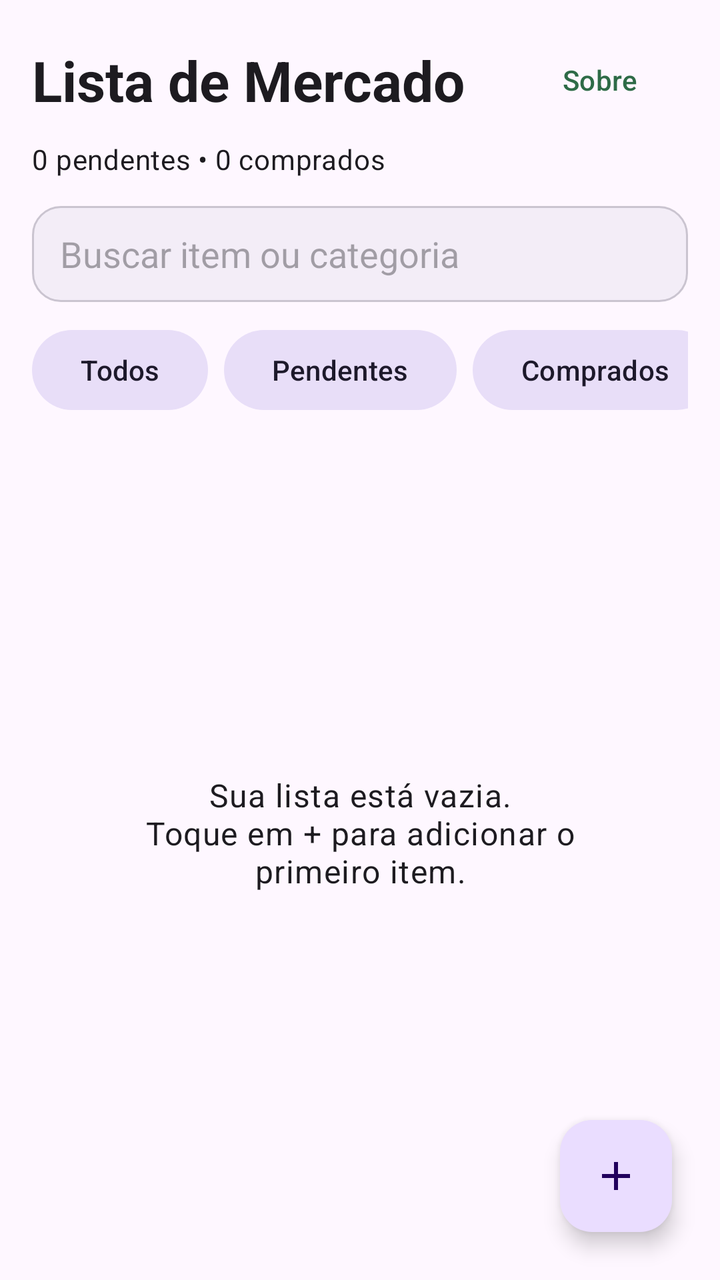
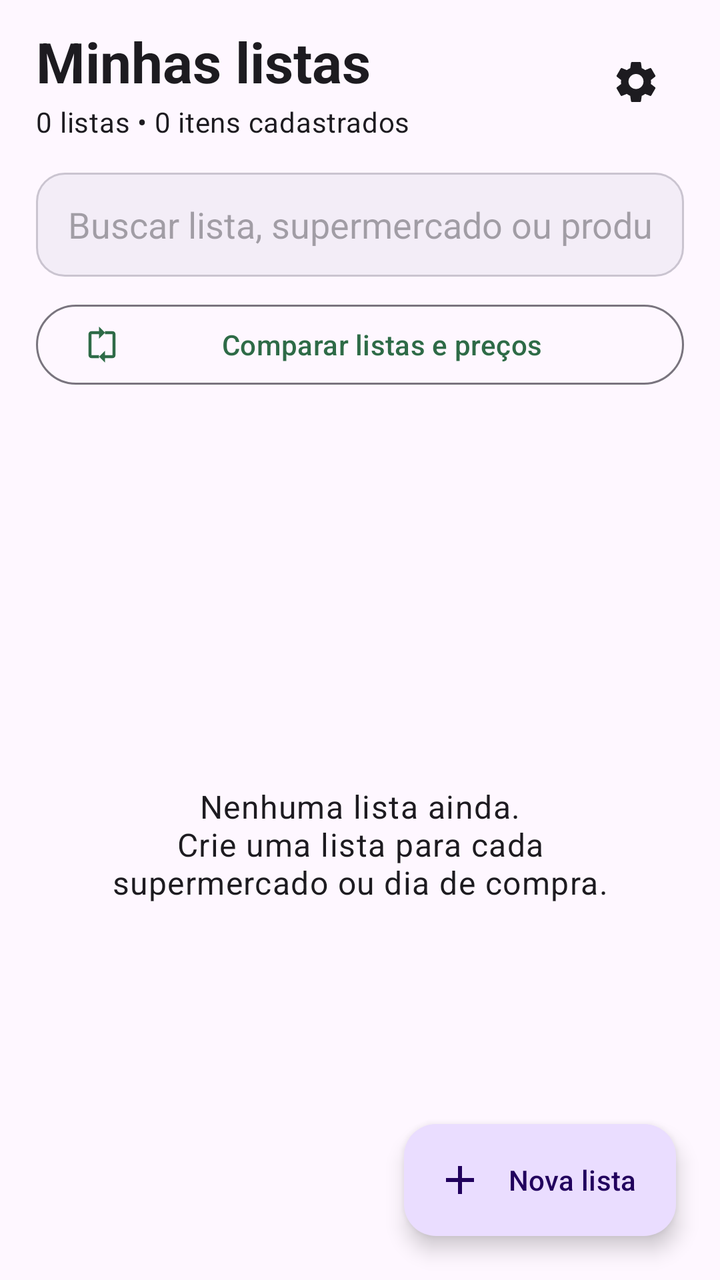

The first picture is an Android layout as it rendered before a commit; the second is the same layout after the commit. The layout source and the unified diff follow.
<!-- AndroidManifest.xml: application theme Theme.ListaMercado -->
<!-- res/layout/activity_main.xml -->
<?xml version="1.0" encoding="utf-8"?>
<androidx.coordinatorlayout.widget.CoordinatorLayout xmlns:android="http://schemas.android.com/apk/res/android"
    xmlns:app="http://schemas.android.com/apk/res-auto"
    android:layout_width="match_parent"
    android:layout_height="match_parent"
    android:background="?attr/colorSurface">

    <LinearLayout
        android:layout_width="match_parent"
        android:layout_height="match_parent"
        android:orientation="vertical"
        android:padding="16dp">

        <LinearLayout
            android:layout_width="match_parent"
            android:layout_height="wrap_content"
            android:gravity="center_vertical"
            android:orientation="horizontal">

            <TextView
                android:layout_width="0dp"
                android:layout_height="wrap_content"
                android:layout_weight="1"
                android:text="Lista de Mercado"
                android:textAppearance="@style/TextAppearance.Material3.HeadlineMedium"
                android:textStyle="bold" />

            <com.google.android.material.button.MaterialButton
                android:id="@+id/buttonAbout"
                style="@style/Widget.Material3.Button.TextButton"
                android:layout_width="wrap_content"
                android:layout_height="wrap_content"
                android:text="Sobre" />
        </LinearLayout>

        <TextView
            android:id="@+id/textSummary"
            android:layout_width="match_parent"
            android:layout_height="wrap_content"
            android:layout_marginTop="6dp"
            android:text="0 pendentes • 0 comprados"
            android:textAppearance="@style/TextAppearance.Material3.BodyMedium" />

        <EditText
            android:id="@+id/inputSearch"
            android:layout_width="match_parent"
            android:layout_height="48dp"
            android:layout_marginTop="14dp"
            android:background="@drawable/bg_input"
            android:hint="Buscar item ou categoria"
            android:imeOptions="actionDone"
            android:inputType="text"
            android:paddingHorizontal="14dp"
            android:singleLine="true" />

        <HorizontalScrollView
            android:layout_width="match_parent"
            android:layout_height="wrap_content"
            android:layout_marginTop="10dp"
            android:scrollbars="none">

            <LinearLayout
                android:layout_width="wrap_content"
                android:layout_height="wrap_content"
                android:orientation="horizontal">

                <com.google.android.material.button.MaterialButton
                    android:id="@+id/buttonAll"
                    style="@style/Widget.Material3.Button.TonalButton"
                    android:layout_width="wrap_content"
                    android:layout_height="wrap_content"
                    android:text="Todos" />

                <com.google.android.material.button.MaterialButton
                    android:id="@+id/buttonPending"
                    style="@style/Widget.Material3.Button.TonalButton"
                    android:layout_width="wrap_content"
                    android:layout_height="wrap_content"
                    android:layout_marginStart="8dp"
                    android:text="Pendentes" />

                <com.google.android.material.button.MaterialButton
                    android:id="@+id/buttonPurchased"
                    style="@style/Widget.Material3.Button.TonalButton"
                    android:layout_width="wrap_content"
                    android:layout_height="wrap_content"
                    android:layout_marginStart="8dp"
                    android:text="Comprados" />

                <com.google.android.material.button.MaterialButton
                    android:id="@+id/buttonClearPurchased"
                    style="@style/Widget.Material3.Button.TextButton"
                    android:layout_width="wrap_content"
                    android:layout_height="wrap_content"
                    android:layout_marginStart="8dp"
                    android:text="Limpar comprados" />
            </LinearLayout>
        </HorizontalScrollView>

        <FrameLayout
            android:layout_width="match_parent"
            android:layout_height="0dp"
            android:layout_weight="1">

            <androidx.recyclerview.widget.RecyclerView
                android:id="@+id/recyclerItems"
                android:layout_width="match_parent"
                android:layout_height="match_parent"
                android:clipToPadding="false"
                android:paddingBottom="88dp" />

            <TextView
                android:id="@+id/textEmpty"
                android:layout_width="match_parent"
                android:layout_height="wrap_content"
                android:layout_gravity="center"
                android:gravity="center"
                android:padding="32dp"
                android:text="Sua lista está vazia.\nToque em + para adicionar o primeiro item."
                android:textAppearance="@style/TextAppearance.Material3.BodyLarge" />
        </FrameLayout>
    </LinearLayout>

    <com.google.android.material.floatingactionbutton.FloatingActionButton
        android:id="@+id/fabAdd"
        android:layout_width="wrap_content"
        android:layout_height="wrap_content"
        android:layout_gravity="bottom|end"
        android:layout_margin="24dp"
        android:contentDescription="Adicionar item"
        app:srcCompat="@drawable/ic_add" />

</androidx.coordinatorlayout.widget.CoordinatorLayout>
<!-- resources referenced by this layout -->
<resources>
  <!-- drawable bg_input (drawable) -->
  <?xml version="1.0" encoding="utf-8"?>
  <shape xmlns:android="http://schemas.android.com/apk/res/android" android:shape="rectangle">
      <solid android:color="?attr/colorSurfaceContainer" />
      <corners android:radius="14dp" />
      <stroke android:width="1dp" android:color="?attr/colorOutlineVariant" />
  </shape>
  <!-- drawable ic_add (drawable) -->
  <vector xmlns:android="http://schemas.android.com/apk/res/android" android:width="24dp" android:height="24dp" android:viewportWidth="24" android:viewportHeight="24">
      <path android:fillColor="@android:color/white" android:pathData="M19,13h-6v6h-2v-6H5v-2h6V5h2v6h6v2z" />
  </vector>
  <style name="Theme.ListaMercado" parent="Theme.Material3.DayNight.NoActionBar">
          <item name="colorPrimary">@color/seed</item>
          <item name="android:navigationBarColor">?attr/colorSurface</item>
          <item name="android:statusBarColor">?attr/colorSurface</item>
          <item name="android:windowLightStatusBar" tools:targetApi="m">true</item>
      </style>
  <color name="seed">#2E6B47</color>
</resources>

<!-- the commit's change to res/layout/activity_main.xml (unified diff, before → after) -->
@@ -9,7 +9,9 @@
         android:layout_width="match_parent"
         android:layout_height="match_parent"
         android:orientation="vertical"
-        android:padding="16dp">
+        android:paddingStart="18dp"
+        android:paddingTop="12dp"
+        android:paddingEnd="18dp">
 
         <LinearLayout
             android:layout_width="match_parent"
@@ -17,117 +19,92 @@
             android:gravity="center_vertical"
             android:orientation="horizontal">
 
-            <TextView
+            <LinearLayout
                 android:layout_width="0dp"
                 android:layout_height="wrap_content"
                 android:layout_weight="1"
-                android:text="Lista de Mercado"
-                android:textAppearance="@style/TextAppearance.Material3.HeadlineMedium"
-                android:textStyle="bold" />
+                android:orientation="vertical">
 
-            <com.google.android.material.button.MaterialButton
-                android:id="@+id/buttonAbout"
-                style="@style/Widget.Material3.Button.TextButton"
-                android:layout_width="wrap_content"
-                android:layout_height="wrap_content"
-                android:text="Sobre" />
+                <TextView
+                    android:layout_width="match_parent"
+                    android:layout_height="wrap_content"
+                    android:text="Minhas listas"
+                    android:textAppearance="@style/TextAppearance.Material3.HeadlineMedium"
+                    android:textStyle="bold" />
+
+                <TextView
+                    android:id="@+id/textHomeSummary"
+                    android:layout_width="match_parent"
+                    android:layout_height="wrap_content"
+                    android:layout_marginTop="2dp"
+                    android:text="0 listas • 0 itens cadastrados"
+                    android:textAppearance="@style/TextAppearance.Material3.BodyMedium" />
+            </LinearLayout>
+
+            <ImageButton
+                android:id="@+id/buttonSettings"
+                android:layout_width="48dp"
+                android:layout_height="48dp"
+                android:background="?attr/selectableItemBackgroundBorderless"
+                android:contentDescription="Configurações"
+                android:padding="12dp"
+                android:src="@drawable/ic_settings" />
         </LinearLayout>
 
-        <TextView
-            android:id="@+id/textSummary"
+        <EditText
+            android:id="@+id/inputSearchLists"
             android:layout_width="match_parent"
-            android:layout_height="wrap_content"
-            android:layout_marginTop="6dp"
-            android:text="0 pendentes • 0 comprados"
-            android:textAppearance="@style/TextAppearance.Material3.BodyMedium" />
-
-        <EditText
-            android:id="@+id/inputSearch"
-            android:layout_width="match_parent"
-            android:layout_height="48dp"
-            android:layout_marginTop="14dp"
+            android:layout_height="52dp"
+            android:layout_marginTop="16dp"
             android:background="@drawable/bg_input"
-            android:hint="Buscar item ou categoria"
+            android:hint="Buscar lista, supermercado ou produto"
             android:imeOptions="actionDone"
             android:inputType="text"
-            android:paddingHorizontal="14dp"
+            android:paddingHorizontal="16dp"
             android:singleLine="true" />
 
-        <HorizontalScrollView
+        <com.google.android.material.button.MaterialButton
+            android:id="@+id/buttonCompare"
+            style="@style/Widget.Material3.Button.OutlinedButton"
             android:layout_width="match_parent"
             android:layout_height="wrap_content"
             android:layout_marginTop="10dp"
-            android:scrollbars="none">
-
-            <LinearLayout
-                android:layout_width="wrap_content"
-                android:layout_height="wrap_content"
-                android:orientation="horizontal">
-
-                <com.google.android.material.button.MaterialButton
-                    android:id="@+id/buttonAll"
-                    style="@style/Widget.Material3.Button.TonalButton"
-                    android:layout_width="wrap_content"
-                    android:layout_height="wrap_content"
-                    android:text="Todos" />
-
-                <com.google.android.material.button.MaterialButton
-                    android:id="@+id/buttonPending"
-                    style="@style/Widget.Material3.Button.TonalButton"
-                    android:layout_width="wrap_content"
-                    android:layout_height="wrap_content"
-                    android:layout_marginStart="8dp"
-                    android:text="Pendentes" />
-
-                <com.google.android.material.button.MaterialButton
-                    android:id="@+id/buttonPurchased"
-                    style="@style/Widget.Material3.Button.TonalButton"
-                    android:layout_width="wrap_content"
-                    android:layout_height="wrap_content"
-                    android:layout_marginStart="8dp"
-                    android:text="Comprados" />
-
-                <com.google.android.material.button.MaterialButton
-                    android:id="@+id/buttonClearPurchased"
-                    style="@style/Widget.Material3.Button.TextButton"
-                    android:layout_width="wrap_content"
-                    android:layout_height="wrap_content"
-                    android:layout_marginStart="8dp"
-                    android:text="Limpar comprados" />
-            </LinearLayout>
-        </HorizontalScrollView>
+            android:text="Comparar listas e preços"
+            app:icon="@drawable/ic_compare" />
 
         <FrameLayout
             android:layout_width="match_parent"
             android:layout_height="0dp"
-            android:layout_weight="1">
+            android:layout_weight="1"
+            android:layout_marginTop="8dp">
 
             <androidx.recyclerview.widget.RecyclerView
-                android:id="@+id/recyclerItems"
+                android:id="@+id/recyclerLists"
                 android:layout_width="match_parent"
                 android:layout_height="match_parent"
                 android:clipToPadding="false"
-                android:paddingBottom="88dp" />
+                android:paddingBottom="96dp" />
 
             <TextView
-                android:id="@+id/textEmpty"
+                android:id="@+id/textEmptyLists"
                 android:layout_width="match_parent"
                 android:layout_height="wrap_content"
                 android:layout_gravity="center"
                 android:gravity="center"
                 android:padding="32dp"
-                android:text="Sua lista está vazia.\nToque em + para adicionar o primeiro item."
+                android:text="Nenhuma lista ainda.\nCrie uma lista para cada supermercado ou dia de compra."
                 android:textAppearance="@style/TextAppearance.Material3.BodyLarge" />
         </FrameLayout>
     </LinearLayout>
 
-    <com.google.android.material.floatingactionbutton.FloatingActionButton
-        android:id="@+id/fabAdd"
+    <com.google.android.material.floatingactionbutton.ExtendedFloatingActionButton
+        android:id="@+id/fabNewList"
         android:layout_width="wrap_content"
         android:layout_height="wrap_content"
         android:layout_gravity="bottom|end"
-        android:layout_margin="24dp"
-        android:contentDescription="Adicionar item"
-        app:srcCompat="@drawable/ic_add" />
+        android:layout_margin="22dp"
+        android:contentDescription="Criar nova lista"
+        android:text="Nova lista"
+        app:icon="@drawable/ic_add" />
 
 </androidx.coordinatorlayout.widget.CoordinatorLayout>
<!-- resource entries referenced after the edit -->
@@ -11,6 +11,14 @@
   <vector xmlns:android="http://schemas.android.com/apk/res/android" android:width="24dp" android:height="24dp" android:viewportWidth="24" android:viewportHeight="24">
       <path android:fillColor="@android:color/white" android:pathData="M19,13h-6v6h-2v-6H5v-2h6V5h2v6h6v2z" />
   </vector>
+  <!-- drawable ic_compare (drawable) -->
+  <vector xmlns:android="http://schemas.android.com/apk/res/android" android:width="24dp" android:height="24dp" android:viewportWidth="24" android:viewportHeight="24">
+      <path android:fillColor="?attr/colorOnSurface" android:pathData="M10,3H5c-1.1,0 -2,0.9 -2,2v14c0,1.1 0.9,2 2,2h5v-2H5V5h5v3l4,-4 -4,-4v3zM19,3h-5v2h5v14h-5v-3l-4,4 4,4v-3h5c1.1,0 2,-0.9 2,-2V5c0,-1.1 -0.9,-2 -2,-2z" />
+  </vector>
+  <!-- drawable ic_settings (drawable) -->
+  <vector xmlns:android="http://schemas.android.com/apk/res/android" android:width="24dp" android:height="24dp" android:viewportWidth="24" android:viewportHeight="24">
+      <path android:fillColor="?attr/colorOnSurface" android:pathData="M19.43,12.98c0.04,-0.32 0.07,-0.65 0.07,-0.98s-0.02,-0.66 -0.07,-0.98l2.11,-1.65c0.19,-0.15 0.24,-0.42 0.12,-0.64l-2,-3.46c-0.12,-0.22 -0.37,-0.31 -0.6,-0.22l-2.49,1c-0.52,-0.4 -1.08,-0.73 -1.69,-0.98L14.5,2.42C14.47,2.18 14.25,2 14,2h-4c-0.25,0 -0.46,0.18 -0.5,0.42L9.12,5.07c-0.61,0.25 -1.18,0.59 -1.69,0.98l-2.49,-1c-0.23,-0.08 -0.48,0 -0.6,0.22l-2,3.46c-0.13,0.22 -0.07,0.49 0.12,0.64l2.11,1.65c-0.04,0.32 -0.08,0.66 -0.08,0.98s0.03,0.66 0.08,0.98l-2.11,1.65c-0.19,0.15 -0.24,0.42 -0.12,0.64l2,3.46c0.12,0.22 0.37,0.31 0.6,0.22l2.49,-1c0.52,0.4 1.08,0.73 1.69,0.98l0.38,2.65c0.04,0.24 0.25,0.42 0.5,0.42h4c0.25,0 0.46,-0.18 0.5,-0.42l0.38,-2.65c0.61,-0.25 1.18,-0.58 1.69,-0.98l2.49,1c0.23,0.08 0.48,0 0.6,-0.22l2,-3.46c0.12,-0.22 0.07,-0.49 -0.12,-0.64l-2.11,-1.65zM12,15.5A3.5,3.5 0,1 1,12 8a3.5,3.5 0,0 1,0 7.5z" />
+  </vector>
   <style name="Theme.ListaMercado" parent="Theme.Material3.DayNight.NoActionBar">
           <item name="colorPrimary">@color/seed</item>
           <item name="android:navigationBarColor">?attr/colorSurface</item>
